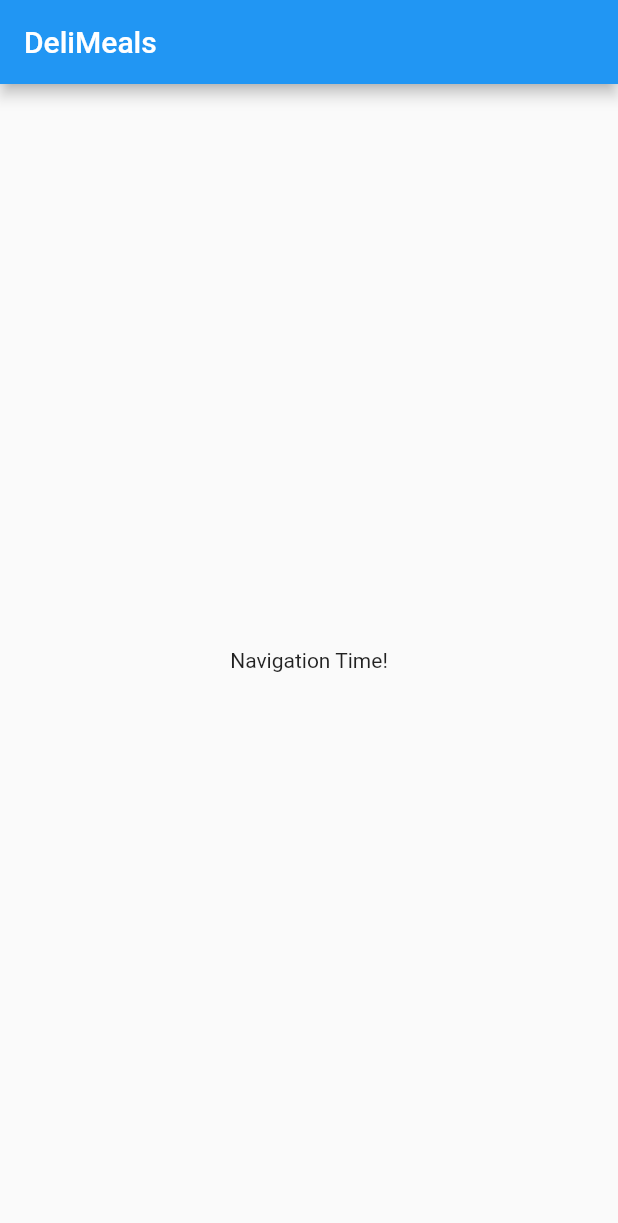
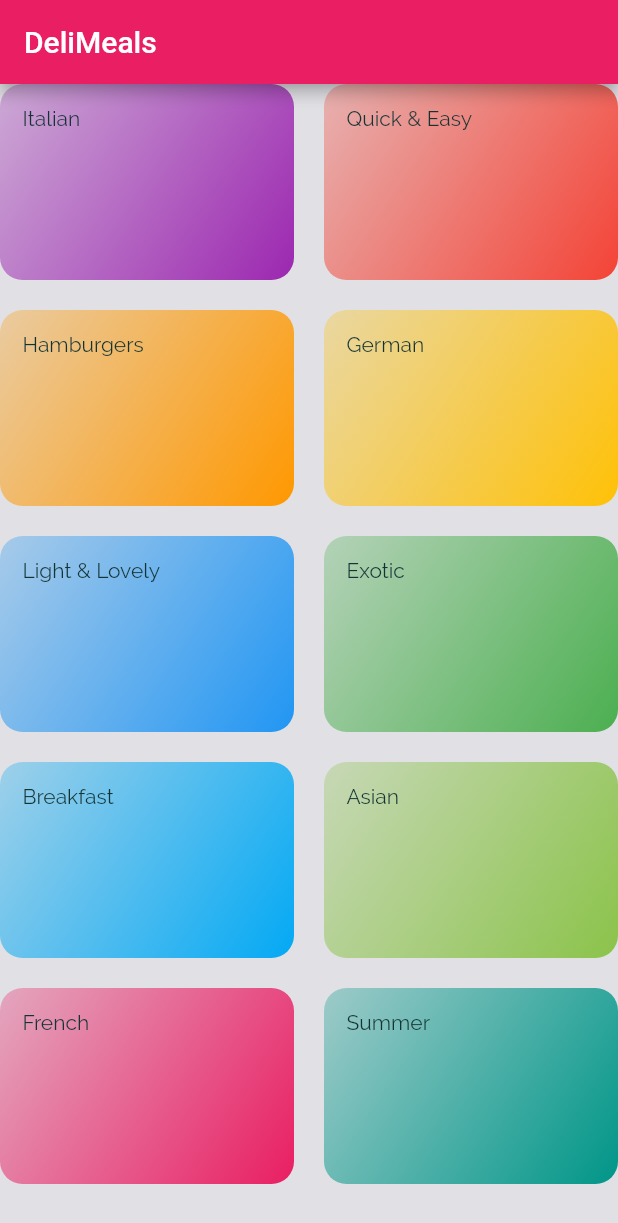
Before and after one commit to terinSeb/Meals_App_Flutter, a Flutter app: the screen it shows after launch, on a phone screen of 412 x 824 dp. Shown: the top 1223 px of the screen. Run offline on Flutter 3.47's test engine with Material 2 defaults, Android fonts, the phone set to English and light mode, and no system bars.

Commit message:
Created gridview for meals app

```diff
--- /dev/null
+++ b/lib/categories_screnn.dart
@@ -0,0 +1,23 @@
+import 'package:flutter/material.dart';
+import 'package:meals_app_flutter/category_item.dart';
+import './dummy_data.dart';
+
+class CategoriesScreen extends StatelessWidget {
+  const CategoriesScreen({Key? key}) : super(key: key);
+
+  @override
+  Widget build(BuildContext context) {
+    return Scaffold(
+      appBar: AppBar(title: const Text('DeliMeals')),
+      body: GridView(
+          gridDelegate: const SliverGridDelegateWithMaxCrossAxisExtent(
+              maxCrossAxisExtent: 200,
+              childAspectRatio: 3 / 2,
+              crossAxisSpacing: 20,
+              mainAxisSpacing: 20),
+          children: DUMMY_CATEGORIES
+              .map((elm) => CategoryItem(title: elm.title, color: elm.color))
+              .toList()),
+    );
+  }
+}
--- /dev/null
+++ b/lib/category_item.dart
@@ -0,0 +1,23 @@
+import 'package:flutter/cupertino.dart';
+
+class CategoryItem extends StatelessWidget {
+  final String title;
+  final Color color;
+
+  const CategoryItem({Key? key, required this.title, required this.color})
+      : super(key: key);
+
+  @override
+  Widget build(BuildContext context) {
+    return Container(
+      padding: const EdgeInsets.all(15),
+      decoration: BoxDecoration(
+          gradient: LinearGradient(
+              colors: [color.withOpacity(0.3), color],
+              begin: Alignment.topLeft,
+              end: Alignment.bottomRight),
+          borderRadius: BorderRadius.circular(15)),
+      child: Text(title),
+    );
+  }
+}
--- /dev/null
+++ b/lib/dummy_data.dart
@@ -0,0 +1,57 @@
+import 'package:flutter/material.dart';
+
+import './models/category.dart';
+
+// ignore: constant_identifier_names
+const DUMMY_CATEGORIES = [
+  Category(
+    id: 'c1',
+    title: 'Italian',
+    color: Colors.purple,
+  ),
+  Category(
+    id: 'c2',
+    title: 'Quick & Easy',
+    color: Colors.red,
+  ),
+  Category(
+    id: 'c3',
+    title: 'Hamburgers',
+    color: Colors.orange,
+  ),
+  Category(
+    id: 'c4',
+    title: 'German',
+    color: Colors.amber,
+  ),
+  Category(
+    id: 'c5',
+    title: 'Light & Lovely',
+    color: Colors.blue,
+  ),
+  Category(
+    id: 'c6',
+    title: 'Exotic',
+    color: Colors.green,
+  ),
+  Category(
+    id: 'c7',
+    title: 'Breakfast',
+    color: Colors.lightBlue,
+  ),
+  Category(
+    id: 'c8',
+    title: 'Asian',
+    color: Colors.lightGreen,
+  ),
+  Category(
+    id: 'c9',
+    title: 'French',
+    color: Colors.pink,
+  ),
+  Category(
+    id: 'c10',
+    title: 'Summer',
+    color: Colors.teal,
+  ),
+];
--- a/lib/main.dart
+++ b/lib/main.dart
@@ -1,4 +1,5 @@
 import 'package:flutter/material.dart';
+import './categories_screnn.dart';
 
 void main() => runApp(const MyApp());
 
@@ -10,31 +11,15 @@
     return MaterialApp(
       title: 'DeliMeals',
       theme: ThemeData(
-        primarySwatch: Colors.blue,
-      ),
-      home: const MyHomePage(),
+          colorScheme: ColorScheme.fromSwatch(primarySwatch: Colors.pink)
+              .copyWith(secondary: Colors.amber),
+          canvasColor: const Color.fromRGBO(225, 225, 229, 1),
+          fontFamily: 'Raleway',
+          textTheme: ThemeData.light().textTheme.copyWith(
+              bodyText1: const TextStyle(color: Color.fromRGBO(20, 51, 51, 1)),
+              bodyText2:
+                  const TextStyle(color: Color.fromRGBO(20, 51, 51, 1)))),
+      home: const CategoriesScreen(),
     );
   }
 }
-
-class MyHomePage extends StatefulWidget {
-  const MyHomePage({Key? key}) : super(key: key);
-
-  @override
-  // ignore: library_private_types_in_public_api
-  _MyHomePageState createState() => _MyHomePageState();
-}
-
-class _MyHomePageState extends State<MyHomePage> {
-  @override
-  Widget build(BuildContext context) {
-    return Scaffold(
-      appBar: AppBar(
-        title: const Text('DeliMeals'),
-      ),
-      body: const Center(
-        child: Text('Navigation Time!'),
-      ),
-    );
-  }
-}
--- /dev/null
+++ b/lib/models/category.dart
@@ -0,0 +1,9 @@
+import 'package:flutter/material.dart';
+
+class Category {
+  final String id;
+  final String title;
+  final Color color;
+  const Category(
+      {required this.id, required this.title, this.color = Colors.orange});
+}
```
Also changed, not shown: pubspec.yaml (+17 -6 lines), assets/fonts/Raleway-Black.ttf (added), assets/fonts/Raleway-Bold.ttf (added), assets/fonts/Raleway-Regular.ttf (added), assets/fonts/RobotoCondensed-Bold.ttf (added), assets/fonts/RobotoCondensed-Italic.ttf (added), assets/fonts/RobotoCondensed-Light.ttf (added), assets/fonts/RobotoCondensed-Regular.ttf (added).
